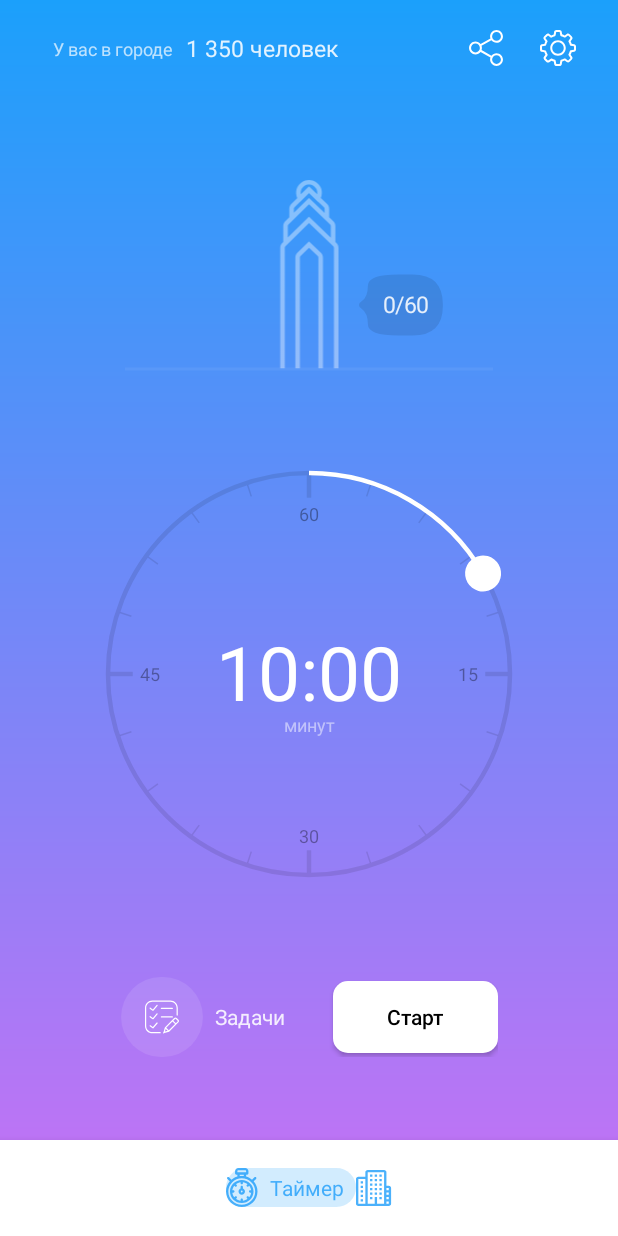
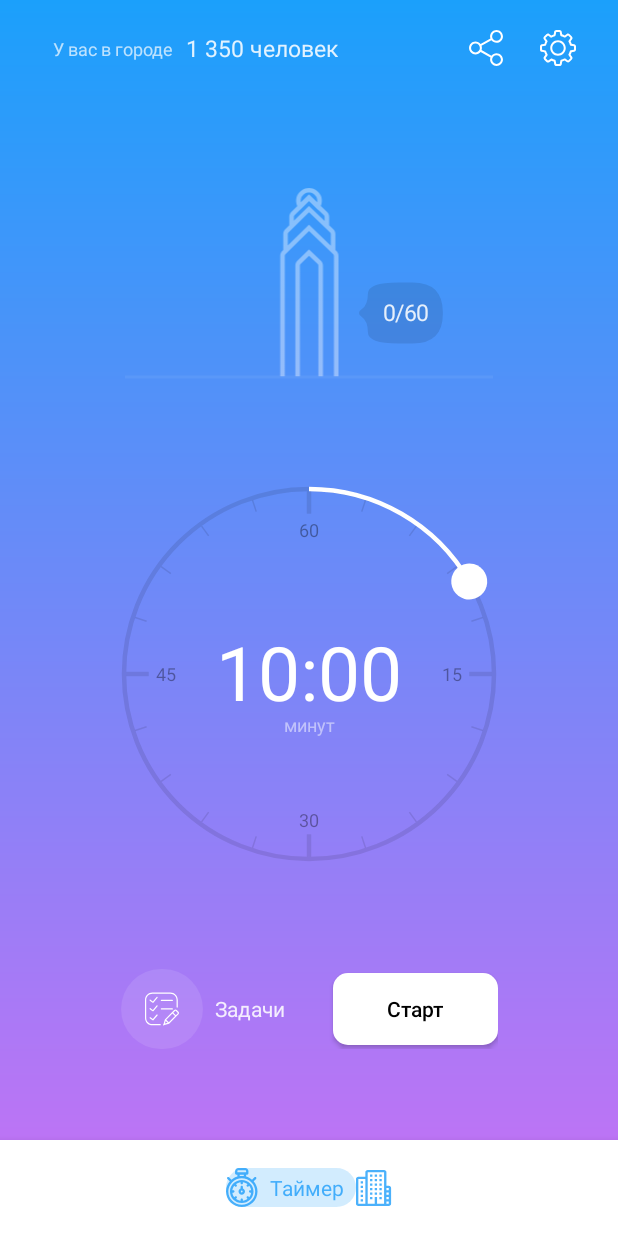
Before and after one commit to romashka256/CityWork, an Android app: the screen it shows after launch (MainActivity), after a tap on "Пропустить", on a phone screen of 412 x 824 dp. Run offline under Robolectric (Android 15) with nearby library versions, the phone set to English and light mode, and no system bars; our stand-ins replace ButterKnife, Dagger/Hilt's generated code, RxJava, Timber; libraries missing offline, so code that uses them is left out: com.crashlytics.android, io.fabric.sdk, io.realm; 49 statements that could not run were skipped.

Commit message:
1 minute timer, saving last choosed time, bug fix

```diff
--- a/app/src/main/java/com/citywork/App.java
+++ b/app/src/main/java/com/citywork/App.java
@@ -23,7 +23,7 @@ public class App extends Application {
         Fabric.with(this, new Crashlytics());
 
         if (BuildConfig.DEBUG) {
-            Timber.plant(new TimberDebugTree());
+            Timber.plant(new CrashReportingTree());
         } else {
             Timber.plant(new CrashReportingTree());
         }
--- a/app/src/main/java/com/citywork/Constants.java
+++ b/app/src/main/java/com/citywork/Constants.java
@@ -18,6 +18,11 @@ public class Constants {
     public final static int DEFAULT_SHORT_BREAK_VALUE = 300;
     public final static int DEFAULT_LONG_BREAK_VALUE = 600;
 
+
+    public final static int DEFAULT_MIN_TIME = 600;
+    public final static int DEFAULT_MAX_TIME = 3600;
+
+
     public final static boolean DEFAULT_IN_NOTIF_BAR = true;
     public final static boolean DEFAULT_START_END_SOUND = false;
     public final static boolean DEFAULT_WIN_NOTIF = false;
--- a/app/src/main/java/com/citywork/ui/customviews/CircleTimer.java
+++ b/app/src/main/java/com/citywork/ui/customviews/CircleTimer.java
@@ -3,23 +3,30 @@ package com.citywork.ui.customviews;
 import android.content.Context;
 import android.graphics.Canvas;
 import android.graphics.Paint;
+import android.graphics.Point;
 import android.graphics.Rect;
 import android.graphics.RectF;
 import android.graphics.Typeface;
 import android.os.Build;
 import android.support.annotation.RequiresApi;
 import android.util.AttributeSet;
+import android.view.Display;
 import android.view.MotionEvent;
 import android.view.View;
 
 import com.citywork.utils.Calculator;
+
+import timber.log.Timber;
+
+import static com.citywork.Constants.DEFAULT_MAX_TIME;
+import static com.citywork.Constants.DEFAULT_MIN_TIME;
 
 public class CircleTimer extends View {
 
     //Params
     private float mCx;
     private float mCy;
-    private float mRadius;
+    private int mRadius;
     private float mCurrentRadian;
     private float mPreRadian;
 
@@ -92,9 +99,6 @@ public class CircleTimer extends View {
     private int maxTime;
     private float minRadian;
 
-    private final int DEFAULT_MIN_TIME = 600;
-    private final int DEFAULT_MAX_TIME = 3600;
-
     private CircleTimerListener circleTimerListener;
 
     public CircleTimer(Context context) {
@@ -116,6 +120,11 @@ public class CircleTimer extends View {
     public CircleTimer(Context context, AttributeSet attrs, int defStyleAttr, int defStyleRes) {
         super(context, attrs, defStyleAttr, defStyleRes);
         init();
+    }
+
+    public void setCircleRadius(int radius) {
+        this.mRadius = radius;
+        invalidate();
     }
 
     private void init() {
@@ -192,17 +201,14 @@ public class CircleTimer extends View {
     protected void onMeasure(int widthMeasureSpec, int heightMeasureSpec) {
         super.onMeasure(widthMeasureSpec, heightMeasureSpec);
 
-        int height = MeasureSpec.getSize(heightMeasureSpec);
-        int width = MeasureSpec.getSize(widthMeasureSpec);
+        int length = (int) (mRadius + mCircleButtonRadius) * 2;
 
-        this.mCx = width / 2;
-        this.mCy = width / 2;
-        mRadius = width / 2 - mCircleLineWidth / 2 - (mCircleButtonRadius - mCircleLineWidth / 2);
+        this.mCx = length / 2f;
+        this.mCy = length / 2f;
 
         mProgressArc.set(mCx - mRadius, mCy - mRadius, mCx + mRadius, mCy + mRadius);
 
-
-        setMeasuredDimension(width, width);
+        setMeasuredDimension(length, length);
     }
 
     @Override
@@ -269,7 +275,6 @@ public class CircleTimer extends View {
         canvas.drawText(Calculator.getMinutesAndSecondsFromSeconds(mCurrentTime), mCx, mCy + getFontHeight(mTimeNumberPaint) / 2, mTimeNumberPaint);
         canvas.restore();
 
-
         super.onDraw(canvas);
     }
 
@@ -279,18 +284,20 @@ public class CircleTimer extends View {
             case MotionEvent.ACTION_DOWN:
                 if (mInCircleButton(event.getX(), event.getY())) {
                     mInCircleButton = true;
-                    mPreRadian = getRadian(event.getX(), event.getY());
+                    mPreRadian = convertTo60(getRadian(event.getX(), event.getY()));
                 }
                 break;
             case MotionEvent.ACTION_MOVE:
                 if (mInCircleButton && !isEnabled) {
-                    float temp = getRadian(event.getX(), event.getY());
+
+                    float temp = convertTo60(getRadian(event.getX(), event.getY()));
                     if (mPreRadian > Math.toRadians(270) && temp < Math.toRadians(90)) {
                         mPreRadian -= 2 * Math.PI;
                     } else if (mPreRadian < Math.toRadians(90) && temp > Math.toRadians(270)) {
                         mPreRadian = (float) (temp + (temp - 2 * Math.PI) - mPreRadian);
                     }
                     mCurrentRadian += (temp - mPreRadian);
+
                     mPreRadian = temp;
                     if (mCurrentRadian > 2 * Math.PI) {
                         mCurrentRadian = (float) (2 * Math.PI);
@@ -315,6 +322,18 @@ public class CircleTimer extends View {
                 break;
         }
         return true;
+    }
+
+    private float convertTo60(float number) {
+        Timber.i("input = " + number);
+        float max = 6.28319f;
+
+        int corresponding = (int) ((number * 60) / max);
+        Timber.i("corresponding = " + corresponding);
+        float fitted = (corresponding * max) / 60;
+
+        Timber.i("output = " + fitted);
+        return fitted;
     }
 
 
@@ -355,6 +374,7 @@ public class CircleTimer extends View {
     }
 
     public void setProgress(long currentTime) {
+        Timber.i("setProgress : %d", currentTime);
         this.isEnabled = true;
         this.mCurrentTime = currentTime;
         mCurrentRadian = calculateRadianByTime(mCurrentTime);
@@ -386,6 +406,7 @@ public class CircleTimer extends View {
     }
 
     public void setTime(long time) {
+        Timber.i("setTime : %d", time);
         this.mCurrentTime = time;
         mCurrentRadian = calculateRadianByTime(time);
         invalidate();
--- a/app/src/main/java/com/citywork/ui/timerfragment/TimerFragment.java
+++ b/app/src/main/java/com/citywork/ui/timerfragment/TimerFragment.java
@@ -3,6 +3,7 @@ package com.citywork.ui.timerfragment;
 import android.arch.lifecycle.ViewModelProviders;
 import android.content.Context;
 import android.content.Intent;
+import android.graphics.Point;
 import android.os.Bundle;
 import android.support.annotation.NonNull;
 import android.support.annotation.Nullable;
@@ -10,9 +11,11 @@ import android.support.constraint.ConstraintLayout;
 import android.support.constraint.ConstraintSet;
 import android.support.v4.app.Fragment;
 import android.support.v4.app.FragmentManager;
+import android.view.Display;
 import android.view.LayoutInflater;
 import android.view.View;
 import android.view.ViewGroup;
+import android.view.WindowManager;
 import android.widget.Button;
 import android.widget.ImageView;
 import android.widget.LinearLayout;
@@ -175,6 +178,13 @@ public class TimerFragment extends Fragment implements ITimerFragment {
 
         ButterKnife.bind(this, view);
 
+        Display display = mainActivity.getWindowManager().getDefaultDisplay();
+        Point size = new Point();
+        display.getSize(size);
+        int width = size.x;
+
+        circleTimer.setCircleRadius((int) (width * 0.3f));
+
         return view;
     }
 
@@ -322,6 +332,7 @@ public class TimerFragment extends Fragment implements ITimerFragment {
         startButton.setVisibility(View.VISIBLE);
         mTodoTV.setVisibility(View.VISIBLE);
         circleTimer.disable();
+        //  refreshBuildingView();
         mBuidlingView.setVisibility(View.VISIBLE);
         circleTimer.setTime(iTimerFragmentViewModel.getTimerValue());
     }
@@ -340,6 +351,11 @@ public class TimerFragment extends Fragment implements ITimerFragment {
         circleTimer.enable();
     }
 
+    private void refreshBuildingView() {
+        mBuidlingView.setProgress(0);
+        mBuidlingView.setPeopleProgress(0, 0);
+    }
+
     @Override
     public void showTimerongoingView() {
         restTimerBlock.setVisibility(View.GONE);
@@ -349,14 +365,6 @@ public class TimerFragment extends Fragment implements ITimerFragment {
         mTodoTV.setVisibility(View.VISIBLE);
         m10minRest.setVisibility(View.GONE);
         mBuidlingView.setVisibility(View.VISIBLE);
-    }
-
-    private void changeTimerConstraint() {
-        ConstraintSet constraintSet = new ConstraintSet();
-        constraintSet.clone(constraintLayout);
-        constraintSet.connect(R.id.circle_timer, ConstraintSet.TOP, R.id.timer_fragment_resttv, ConstraintSet.BOTTOM, 0);
-        // constraintSet.connect(R.id.imageView,ConstraintSet.TOP,R.id.check_answer1,ConstraintSet.TOP,0);
-        constraintSet.applyTo(constraintLayout);
     }
 
     private void setFonts() {
--- a/app/src/main/java/com/citywork/ui/timerfragment/dialogs/SuccessDialogFragment.java
+++ b/app/src/main/java/com/citywork/ui/timerfragment/dialogs/SuccessDialogFragment.java
@@ -89,7 +89,7 @@ public class SuccessDialogFragment extends DialogFragment {
 
         mBuidlingView.setProgress(100);
 
-       // mToCityBtn.setOnClickListener(v -> Navigation.findNavController(v).navigate(R.id.action_timerFragment_to_cityFragment));
+        mToCityBtn.setOnClickListener(v -> dismiss());
 
         setFonts();
 
--- a/app/src/main/java/com/citywork/utils/SharedPrefensecUtils.java
+++ b/app/src/main/java/com/citywork/utils/SharedPrefensecUtils.java
@@ -15,6 +15,7 @@ public class SharedPrefensecUtils {
     public final static String SETTINGS_STARTEND_TIMER = "settings_startend_timer";
     public final static String SETTINGS_WINNOTIF = "settings_winnotif";
     public final static String SETTINGS_24HDELETE = "settings_24hdelete";
+    public final static String SETTINGS_PREFERED_TIMER = "prefered_timer";
 
     private Context context;
     private SharedPreferences sharedPreferences;
@@ -78,4 +79,12 @@ public class SharedPrefensecUtils {
     public void set24hDelete(boolean value) {
         sharedPreferences.edit().putBoolean(SETTINGS_24HDELETE, value).apply();
     }
+
+    public void setPrefredTimer(long inSeconds) {
+        sharedPreferences.edit().putLong(SETTINGS_PREFERED_TIMER, inSeconds).apply();
+    }
+
+    public long getPrefredTimer() {
+        return sharedPreferences.getLong(SETTINGS_PREFERED_TIMER, Constants.DEFAULT_MIN_TIMER_VALUE);
+    }
 }
--- a/app/src/main/java/com/citywork/viewmodels/timerfragment/TimerFragmentViewModel.java
+++ b/app/src/main/java/com/citywork/viewmodels/timerfragment/TimerFragmentViewModel.java
@@ -58,8 +58,7 @@ public class TimerFragmentViewModel extends ViewModel implements ITimerFragmentV
 
     private TimerStrategyContext timerStrategyContext;
 
-    @Getter
-    private long timerValue = Constants.DEFAULT_MIN_TIMER_VALUE;
+    private long timerValue;
 
     private Context appContext;
     private List<String> buildingNames;
@@ -121,10 +120,16 @@ public class TimerFragmentViewModel extends ViewModel implements ITimerFragmentV
             public void onStart() {
                 int state = cityManager.prepareBeforeStart();
                 Timber.i("onStart with building : %s", cityManager.getBuilding().toString());
-
                 setTimerStrategy(state);
             }
         });
+
+        timerValue = sharedPrefensecUtils.getPrefredTimer();
+    }
+
+    @Override
+    public long getTimerValue() {
+        return sharedPrefensecUtils.getPrefredTimer();
     }
 
     private void setTimerStrategy(int state) {
@@ -141,6 +146,7 @@ public class TimerFragmentViewModel extends ViewModel implements ITimerFragmentV
 
     @Override
     public void onStartClicked() {
+        sharedPrefensecUtils.setPrefredTimer(timerValue);
         initAndStartTimer();
     }
 
@@ -220,7 +226,6 @@ public class TimerFragmentViewModel extends ViewModel implements ITimerFragmentV
         cityManager.setComleted();
         saveBuidlingToDB();
 
-        Timber.i("HERE 2");
         timerStateChangedEvent.postValue(cityManager.getPomodoro().getTimerState());
         notificationUtils.closeAlarmNotification();
     }
@@ -248,6 +253,7 @@ public class TimerFragmentViewModel extends ViewModel implements ITimerFragmentV
         cityManager.setCanceled();
         saveBuidlingToDB();
         createNewInstance();
+        changeTimeEvent.setValue(sharedPrefensecUtils.getPrefredTimer());
     }
 
     @Override
@@ -260,6 +266,7 @@ public class TimerFragmentViewModel extends ViewModel implements ITimerFragmentV
         Timber.i("onRestTimerComplete : %s", cityManager.getBuilding().toString());
         baseOnCompleteAct();
         createNewInstance();
+        changeTimeEvent.setValue(sharedPrefensecUtils.getPrefredTimer());
         statusticUtils.updateData(cityManager.getLastcity());
     }
 
@@ -267,6 +274,7 @@ public class TimerFragmentViewModel extends ViewModel implements ITimerFragmentV
     public void onRestTImerCancel() {
         Timber.i("onRestTimerCancel : %s", cityManager.getBuilding().toString());
         cityManager.setCanceled();
+        changeTimeEvent.setValue(sharedPrefensecUtils.getPrefredTimer());
         saveBuidlingToDB();
         createNewInstance();
     }
@@ -313,7 +321,6 @@ public class TimerFragmentViewModel extends ViewModel implements ITimerFragmentV
                 } else {
                     cityManager.getPomodoro().setTimerState(TimerState.WORK_COMPLETED);
                     dataBaseHelper.savePomodoro(cityManager.getPomodoro());
-                    Timber.i("HERE");
                     timerStateChangedEvent.postValue(TimerState.WORK_COMPLETED);
                 }
             } else if (cityManager.getPomodoro().getTimerState() == TimerState.REST_ONGOING) {
@@ -389,7 +396,6 @@ public class TimerFragmentViewModel extends ViewModel implements ITimerFragmentV
 
     @Override
     public void buildingReceived(Building building) {
-        Timber.i("buildingReceived : %s", building.toString());
         if (building != null) {
 
             if (cityManager.setComleted() == TimerState.COMPLETED) {
@@ -406,7 +412,6 @@ public class TimerFragmentViewModel extends ViewModel implements ITimerFragmentV
 
             peopleCountChange.setValue(building.getPeople_count());
             int state = cityManager.getPomodoro().getTimerState();
-            Timber.i("buildingReceived state : %d", state);
             timerStateChangedEvent.postValue(state);
 
             if (building.getPomodoro().getTimerState() == TimerState.ONGOING) {
--- /dev/null
+++ b/app/src/main/res/drawable/arrow_right2.xml
@@ -0,0 +1,5 @@
+<?xml version="1.0" encoding="utf-8"?>
+<vector android:height="16dp" android:viewportHeight="24.0"
+    android:viewportWidth="24.0" android:width="16dp" xmlns:android="http://schemas.android.com/apk/res/android">
+    <path android:fillColor="#FF000000" android:pathData="M10,6L8.59,7.41 13.17,12l-4.58,4.59L10,18l6,-6z"/>
+</vector>
--- a/app/src/main/res/layout/timer_fragment.xml
+++ b/app/src/main/res/layout/timer_fragment.xml
@@ -24,10 +24,8 @@
 
     <com.citywork.ui.customviews.CircleTimer
         android:id="@+id/circle_timer"
-        android:layout_width="0dp"
+        android:layout_width="wrap_content"
         android:layout_height="wrap_content"
-        android:layout_marginStart="60dp"
-        android:layout_marginEnd="60dp"
         app:layout_constraintBottom_toTopOf="@+id/constraintLayout"
         app:layout_constraintEnd_toEndOf="parent"
         app:layout_constraintStart_toStartOf="parent"
--- a/app/src/main/res/layout/tutorial_fragment.xml
+++ b/app/src/main/res/layout/tutorial_fragment.xml
@@ -104,7 +104,7 @@
                 app:layout_constraintBottom_toBottomOf="@+id/tutorial_fragment_next_btn_tv"
                 app:layout_constraintStart_toEndOf="@+id/tutorial_fragment_next_btn_tv"
                 app:layout_constraintTop_toTopOf="@+id/tutorial_fragment_next_btn_tv"
-                app:srcCompat="@drawable/arrow_right" />
+                app:srcCompat="@drawable/arrow_right2" />
 
 
         </android.support.constraint.ConstraintLayout>
--- a/app/src/main/res/values/strings.xml
+++ b/app/src/main/res/values/strings.xml
@@ -50,7 +50,7 @@
     <string name="second_subtitle_title">Создайте свой личный город и\nследите за тенденцией\nпродуктивности</string>
     <string name="third_subtitle_title">Не отвлекаясь от работы\nдобавляй срочные задачи в\ntodo лист</string>
 
-    <string name="last_tutor_btn_text">Начать новую жизнь  ›</string>
+    <string name="last_tutor_btn_text">Начать новую жизнь</string>
     //////
 
 </resources>
```
Also changed, not shown: app/src/main/res/mipmap-hdpi/ic_launcher.png, app/src/main/res/mipmap-ldpi/ic_launcher.png, app/src/main/res/mipmap-mdpi/ic_launcher.png, app/src/main/res/mipmap-xhdpi/ic_launcher.png, app/src/main/res/mipmap-xxhdpi/ic_launcher.png, app/src/main/res/mipmap-xxxhdpi/ic_launcher.png, 1 other file.
